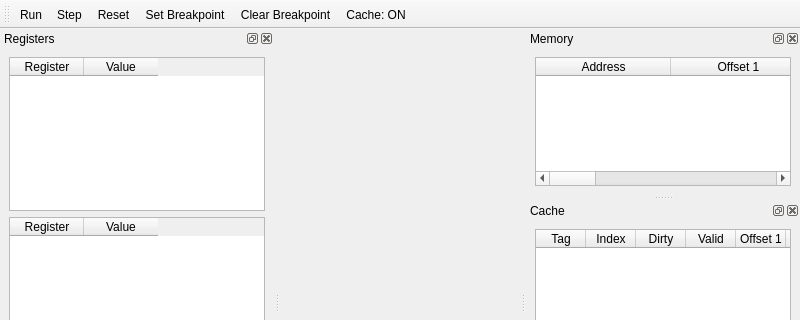
First picture: the form in gui/mainwindow.ui, repository nehaka02/DNA-v32, before the edit; both pictures show x 0 to 800 and y 0 to 320 of the 800 by 597 pixel window.
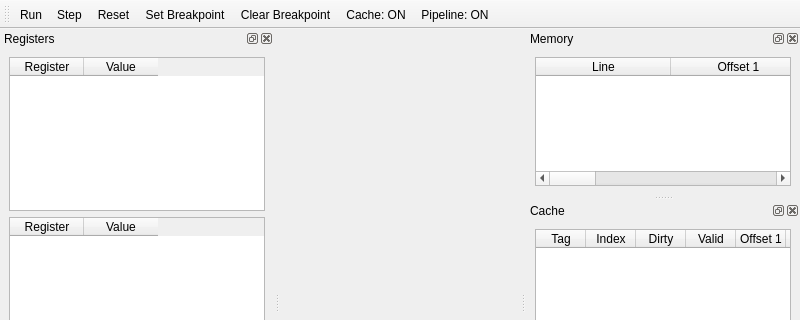
Second picture: the form after the edit.

Commit message: pipeline on/off, fixed pipeline dislay bug distinguish between current status and status for next stage, changed reset button to reset to newly uploaded code instead of the original default file

Diff of the .ui file:
```diff
--- a/gui/mainwindow.ui
+++ b/gui/mainwindow.ui
@@ -31,6 +31,7 @@
    <addaction name="actionsetBreakpoint"/>
    <addaction name="actionclearBreakpoint"/>
    <addaction name="actionToggleCache"/>
+   <addaction name="actionTogglePipeline"/>
   </widget>
   <widget class="QDockWidget" name="registerDock">
    <property name="windowTitle">
@@ -106,7 +107,7 @@
        </attribute>
        <column>
         <property name="text">
-         <string>Address</string>
+         <string>Line</string>
         </property>
        </column>
        <column>
@@ -334,6 +335,14 @@
     <enum>QAction::MenuRole::NoRole</enum>
    </property>
   </action>
+  <action name="actionTogglePipeline">
+   <property name="text">
+    <string>Pipeline: ON</string>
+   </property>
+   <property name="menuRole">
+    <enum>QAction::MenuRole::NoRole</enum>
+   </property>
+  </action>
  </widget>
  <resources/>
  <connections/>
```
The commit also changes 10 other files.
